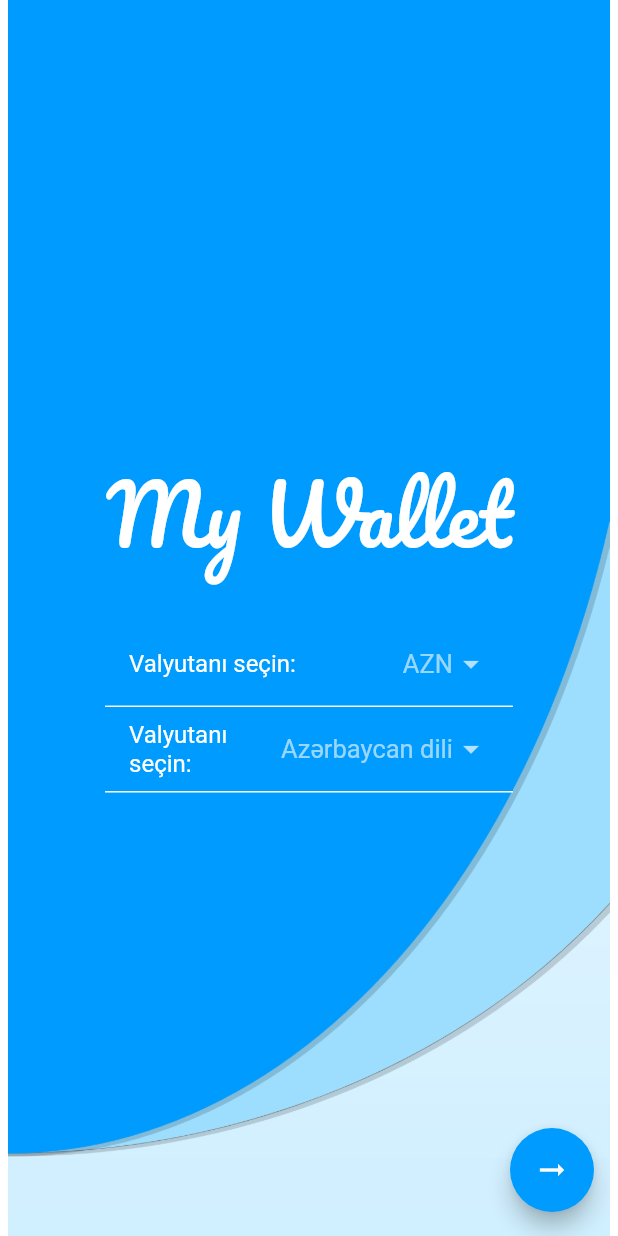
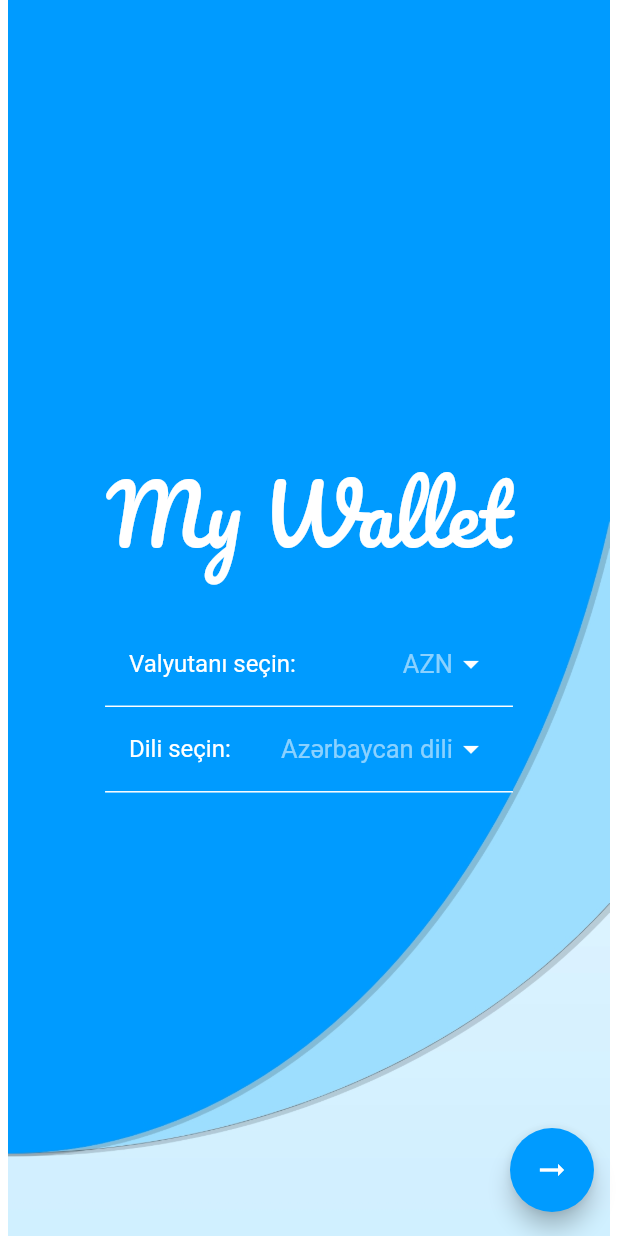
Before and after one commit to qadoker/my_wallet, a Flutter app: the InitialSetScreen screen opened by its route, on a phone screen of 412 x 824 dp. Run offline on Flutter 3.47's test engine with Material 2 defaults, Android fonts, the phone set to English and light mode, and no system bars; our stand-ins replace moor, moor_flutter, pie_chart; missing offline and left inert: unicorndial; generated files the repository leaves out were written again.

Commit message:
My Wallet

```diff
--- a/lib/main.dart
+++ b/lib/main.dart
@@ -1,5 +1,7 @@
 import 'package:flutter/material.dart';
 import 'package:my_wallet/database/wallet_database.dart';
+import 'package:my_wallet/screens/secondary/profile.dart';
+import 'package:my_wallet/screens/secondary/settings.dart';
 import 'package:my_wallet/widgets/secondary/operation_tile.dart';
 import 'package:my_wallet/widgets/secondary/operation_view.dart';
 import 'package:provider/provider.dart';
@@ -35,6 +37,8 @@ class MyWallet extends StatelessWidget {
           Drawing.id: (context) => Drawing(),
           MainScreen.id: (context) => MainScreen(),
           MenuScreen.id: (context) => MenuScreen(),
+          Settings.id: (context) => Settings(),
+          Profile.id: (context) => Profile()
         });
   }
 }
--- a/lib/screens/primary/initial_settings.dart
+++ b/lib/screens/primary/initial_settings.dart
@@ -1,19 +1,22 @@
 import 'package:flutter/material.dart';
 import 'package:my_wallet/constants.dart';
 import 'package:my_wallet/screens/secondary/main&menu.dart';
+import 'package:my_wallet/screens/secondary/settings.dart';
 import 'package:my_wallet/widgets/primary/wallet_dropdownbutton.dart';
-
-
+import 'package:provider/provider.dart';
 
 class InitialSetScreen extends StatefulWidget {
   static const String id = 'initial_settings_screen';
+
   @override
   _InitialSetScreenState createState() => _InitialSetScreenState();
 }
 
 class _InitialSetScreenState extends State<InitialSetScreen> {
-
-  String currencyVal, defaultCur = currency[0], languageVal, defaultLan = languages[0];
+  String currencyVal,
+      defaultCur = currency[0],
+      languageVal,
+      defaultLan = languages[0];
 
   double screenWidth, screenHeight;
 
@@ -25,72 +28,82 @@ class _InitialSetScreenState extends State<InitialSetScreen> {
 
     return Scaffold(
       floatingActionButton: FloatingActionButton(
-        child: Icon(Icons.arrow_right_alt, color: Colors.white,),
+        child: Icon(
+          Icons.arrow_right_alt,
+          color: Colors.white,
+        ),
         backgroundColor: Color(0XFF009BFF),
         focusColor: Color(0XFF9DDEFF),
-        onPressed: (){
+        onPressed: () {
           Navigator.pushNamed(context, Drawing.id);
         },
       ),
       body: Container(
-        padding: EdgeInsets.symmetric(horizontal: screenWidth*0.17),
+          padding: EdgeInsets.symmetric(horizontal: screenWidth * 0.17),
           decoration: BoxDecoration(
               image: DecorationImage(
             image: AssetImage('assets/images/background2.jpg'),
             // fit: BoxFit.fill
-          )
-        ),
+          )),
           child: Center(
             child: Column(
               mainAxisAlignment: MainAxisAlignment.center,
               children: [
                 Center(
-                child: Text(
-                    'My Wallet',
+                  child: Text('My Wallet',
                       style: TextStyle(
                           fontFamily: 'Pacifico',
-                        fontSize: screenWidth*0.13,
-                        color: Colors.white
-                    )
+                          fontSize: screenWidth * 0.13,
+                          color: Colors.white)),
                 ),
-              ),
-              SizedBox(height: screenHeight*0.03),
-
+                SizedBox(height: screenHeight * 0.03),
                 Container(
                     decoration: BoxDecoration(
                         color: Color(0XFF009BFF),
-                    border: Border(bottom: BorderSide(width: 1.0, color: Colors.white))),
+                        border: Border(
+                            bottom:
+                                BorderSide(width: 1.0, color: Colors.white))),
                     child: WallletDropDownButton(
+                      iconColor: Colors.white,
+                      dropdownColor: Color(0XFF009BFF),
+                      dropdownTextColor: Colors.white,
+                      hintColor: Colors.white54,
+                      textColor: Colors.white,
+                      text: 'Valyutanı seçin: ',
                       defaultVal: defaultCur,
                       listVal: currencyVal,
                       list: currency,
-                  onChanged: (newValue){
+                      onChanged: (newValue) {
                         setState(() {
                           currencyVal = newValue;
                         });
                       },
-                )
-              ),
+                    )),
                 Container(
                     decoration: BoxDecoration(
                         color: Color(0XFF009BFF),
-                    border: Border(bottom: BorderSide(width: 1.0, color: Colors.white))),
+                        border: Border(
+                            bottom:
+                                BorderSide(width: 1.0, color: Colors.white))),
                     child: WallletDropDownButton(
-                  defaultVal:  defaultLan,
+                      iconColor: Colors.white,
+                      dropdownColor: Color(0XFF009BFF),
+                      dropdownTextColor: Colors.white,
+                      hintColor: Colors.white54,
+                      textColor: Colors.white,
+                      text: 'Dili seçin: ',
+                      defaultVal: defaultLan,
                       listVal: languageVal,
                       list: languages,
-                  onChanged: (newValue){
+                      onChanged: (newValue) {
                         setState(() {
                           languageVal = newValue;
                         });
                       },
-                )
-
-              ),
+                    )),
               ],
             ),
-        )
-      ),
+          )),
     );
   }
 }
--- a/lib/screens/secondary/add_category.dart
+++ b/lib/screens/secondary/add_category.dart
@@ -45,7 +45,6 @@ class _AddCategoryState extends State<AddCategory> {
     return Scaffold(
       backgroundColor: light_blue,
       resizeToAvoidBottomInset: false,
-      resizeToAvoidBottomPadding: true,
       body: SingleChildScrollView(
         child: Container(
           padding: EdgeInsets.only(left: screenWidth * 0.1,
--- a/lib/screens/secondary/add_operation.dart
+++ b/lib/screens/secondary/add_operation.dart
@@ -47,7 +47,6 @@ class _AddOperationState extends State<AddOperation> {
     return Scaffold(
       backgroundColor: light_blue,
       resizeToAvoidBottomInset: false,
-      resizeToAvoidBottomPadding: true,
       body: SingleChildScrollView(
         child: Container(
           padding: EdgeInsets.only(left: screenWidth*0.1, top: screenHeight*0.1, right: screenWidth*0.1, bottom: MediaQuery.of(context).viewInsets.bottom),
--- a/lib/widgets/primary/button.dart
+++ b/lib/widgets/primary/rounded_button.dart
@@ -19,6 +19,7 @@ class RoundedButton extends StatelessWidget {
           ]
       ),
       child: MaterialButton(
+        minWidth: double.infinity,
         splashColor: Color(0XFF9DDEFF),
         color: Color(0XFF009BFF),
         shape: StadiumBorder(),
--- a/lib/widgets/primary/wallet_dropdownbutton.dart
+++ b/lib/widgets/primary/wallet_dropdownbutton.dart
@@ -5,22 +5,49 @@ class WallletDropDownButton extends StatelessWidget {
   final dynamic listVal;
   final List list;
   final Function onChanged;
+  final String text;
+  final Color textColor;
+  final Color hintColor;
+  final Color dropdownColor;
+  final Color dropdownTextColor;
+  final Color iconColor;
 
-  WallletDropDownButton({this.defaultVal, this.listVal, this.list, this.onChanged});
+  WallletDropDownButton(
+      {this.defaultVal,
+      this.listVal,
+      this.list,
+      this.onChanged,
+      this.text,
+      this.textColor,
+      this.dropdownColor,
+      this.dropdownTextColor,
+      this.hintColor,
+      this.iconColor});
 
   @override
   Widget build(BuildContext context) {
     return ListTile(
-      title: Text('Valyutanı seçin: '),
+      title: Text(
+        text,
+        style: TextStyle(color: textColor),
+      ),
       trailing: DropdownButton(
-        style: TextStyle(color: Colors.white, fontSize: 17),
-        underline: SizedBox(),
-        hint: Text(defaultVal, style: TextStyle(color: Colors.white60),),
-        dropdownColor: Color(0XFF009BFF),
-        value: listVal,
-        items: list.map((val) => DropdownMenuItem(child: Text(val), value: val,)).toList(),
-        onChanged: onChanged
-      ),
+          icon: Icon(IconData(Icons.arrow_drop_down.codePoint, fontFamily: 'MaterialIcons'), color: iconColor,),
+          style: TextStyle(color: dropdownTextColor, fontSize: 17),
+          underline: SizedBox(),
+          hint: Text(
+            defaultVal,
+            style: TextStyle(color: hintColor),
+          ),
+          dropdownColor: dropdownColor,
+          value: listVal,
+          items: list
+              .map((val) => DropdownMenuItem(
+                    child: Text(val),
+                    value: val,
+                  ))
+              .toList(),
+          onChanged: onChanged),
     );
   }
 }
```
Also changed, not shown: lib/screens/primary/login_screen.dart (+65 -45 lines), lib/screens/primary/signup_screen.dart (+29 -20 lines), lib/screens/secondary/main&menu.dart (+3 -5 lines), lib/screens/secondary/menu.dart (+31 -4 lines), lib/screens/secondary/profile.dart (added, +97 -0 lines), lib/screens/secondary/settings.dart (added, +114 -0 lines), pubspec.lock. Lines whose indentation alone changed are shown as unchanged.
